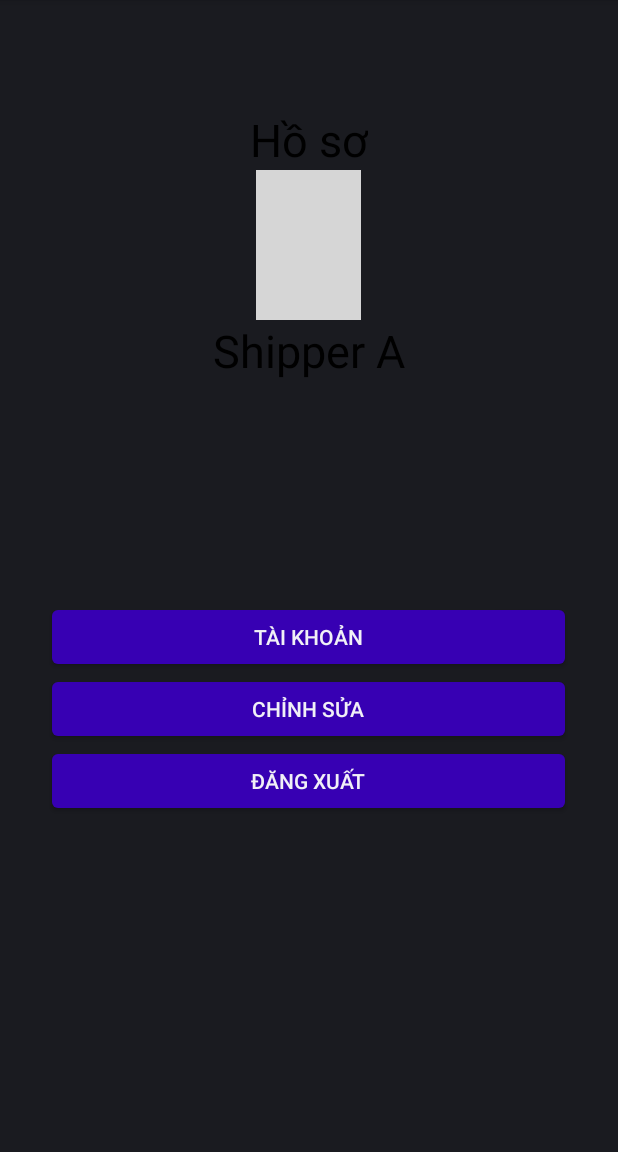
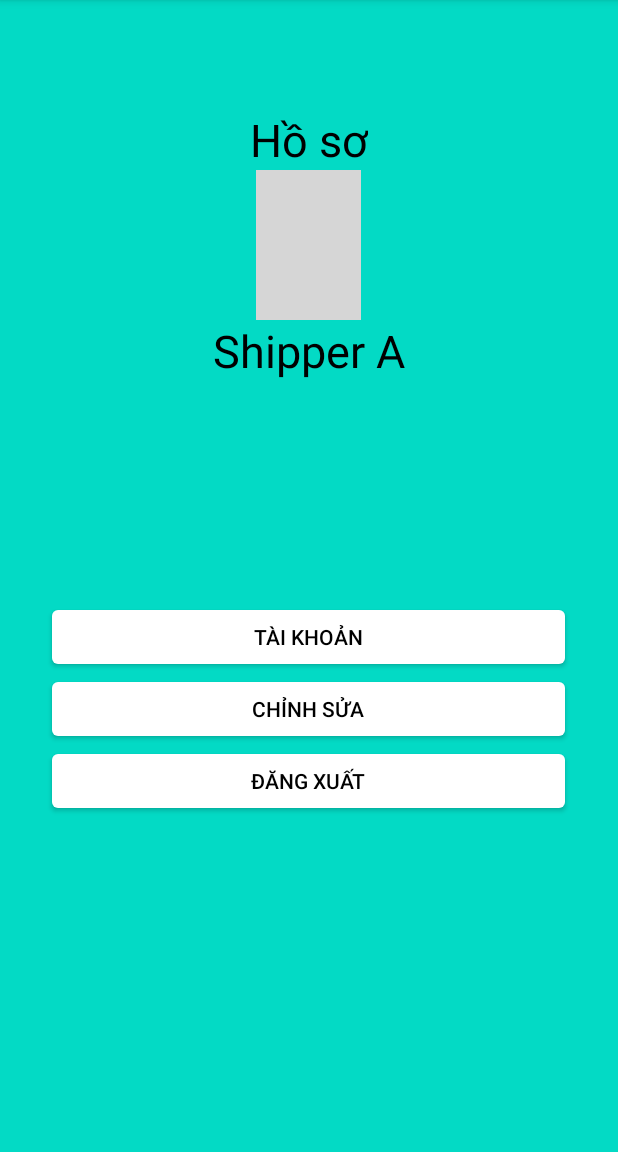
Before and after one commit to hatmitliti/Selling-book-shipper, an Android app: the fragment Profile shown on its own in the app's theme, on a phone screen of 412 x 824 dp, the part 84-1236 px from its top. Run offline under Robolectric (Android 15) with nearby library versions, the phone set to English and light mode, and no system bars; our stand-ins replace Firebase (no records; nobody signed in at launch, a user with empty details on screens opened directly); grey boxes are pictures that could not be loaded.

Commit message:
update code, fix layout

```diff
--- a/app/src/main/res/layout/layout_ho_so.xml
+++ b/app/src/main/res/layout/layout_ho_so.xml
@@ -3,6 +3,7 @@
     xmlns:app="http://schemas.android.com/apk/res-auto"
     android:layout_width="match_parent"
     android:layout_height="match_parent"
+    android:background="@color/teal_200"
     android:orientation="vertical">
 
     <LinearLayout
@@ -49,21 +50,22 @@
                 android:id="@+id/btnAccount"
                 android:layout_width="350dp"
                 android:layout_height="match_parent"
-                android:backgroundTint="@color/purple_700"
+                android:backgroundTint="@color/white"
+                android:textColor="@color/black"
                 android:text="Tài khoản" />
         </LinearLayout>
 
         <LinearLayout
             android:layout_width="wrap_content"
             android:layout_height="wrap_content"
-
             android:orientation="vertical">
 
             <Button
                 android:id="@+id/btnEdit"
                 android:layout_width="350dp"
                 android:layout_height="match_parent"
-                android:backgroundTint="@color/purple_700"
+                android:backgroundTint="@color/white"
+                android:textColor="@color/black"
                 android:text="Chỉnh sửa" />
 
         </LinearLayout>
@@ -79,7 +81,8 @@
                 android:id="@+id/btnLogOut"
                 android:layout_width="350dp"
                 android:layout_height="match_parent"
-                android:backgroundTint="@color/purple_700"
+                android:backgroundTint="@color/white"
+                android:textColor="@color/black"
                 android:text="Đăng xuất" />
         </LinearLayout>
     </LinearLayout>
```
Also changed, not shown: app/src/main/res/layout/layout_dang_nhap.xml (+2 -6 lines), app/src/main/res/drawable/shipper2.jpg (added).
